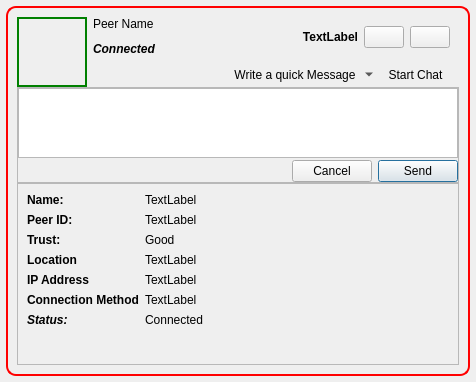
Above: retroshare-gui/src/gui/feeds/SecurityItem.ui from RetroShare/RetroShare before the change. Below: the same form after it.
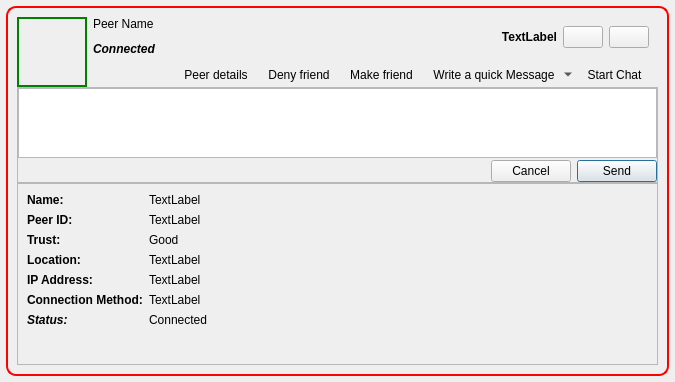
That is the form after the change. Icons and pictures are not drawn.

Commit message: Added a new checbox in the settings (NotifyPage) to enable/disable the new SecurityItem. It is enabled by default, but all existing users need to enable it. Added new buttons to SecurityItem to add/remove the peer and view peer details. Added new call to notifyListChange with NOTIFY_LIST_FRIENDS in AuthGPGimpl::AllowConnection. Fixed german language.

Diff of the .ui file:
```diff
--- a/retroshare-gui/src/gui/feeds/SecurityItem.ui
+++ b/retroshare-gui/src/gui/feeds/SecurityItem.ui
@@ -6,7 +6,7 @@
    <rect>
     <x>0</x>
     <y>0</y>
-    <width>476</width>
+    <width>675</width>
     <height>382</height>
    </rect>
   </property>
@@ -230,6 +230,57 @@
              </property>
             </spacer>
            </item>
+           <item>
+            <widget class="QToolButton" name="peerDetailsButton">
+             <property name="text">
+              <string>Peer details</string>
+             </property>
+             <property name="icon">
+              <iconset resource="../images.qrc">
+               <normaloff>:/images/peerdetails_16x16.png</normaloff>:/images/peerdetails_16x16.png</iconset>
+             </property>
+             <property name="toolButtonStyle">
+              <enum>Qt::ToolButtonTextBesideIcon</enum>
+             </property>
+             <property name="autoRaise">
+              <bool>true</bool>
+             </property>
+            </widget>
+           </item>
+           <item>
+            <widget class="QToolButton" name="removeFriendButton">
+             <property name="text">
+              <string>Deny friend</string>
+             </property>
+             <property name="icon">
+              <iconset resource="../images.qrc">
+               <normaloff>:/images/denied16.png</normaloff>:/images/denied16.png</iconset>
+             </property>
+             <property name="toolButtonStyle">
+              <enum>Qt::ToolButtonTextBesideIcon</enum>
+             </property>
+             <property name="autoRaise">
+              <bool>true</bool>
+             </property>
+            </widget>
+           </item>
+           <item>
+            <widget class="QToolButton" name="addFriendButton">
+             <property name="text">
+              <string>Make friend</string>
+             </property>
+             <property name="icon">
+              <iconset resource="../images.qrc">
+               <normaloff>:/images/user/add_user16.png</normaloff>:/images/user/add_user16.png</iconset>
+             </property>
+             <property name="toolButtonStyle">
+              <enum>Qt::ToolButtonTextBesideIcon</enum>
+             </property>
+             <property name="autoRaise">
+              <bool>true</bool>
+             </property>
+            </widget>
+           </item>
            <item>
             <widget class="QToolButton" name="quickmsgButton">
              <property name="text">
@@ -421,7 +472,7 @@
                 </font>
                </property>
                <property name="text">
-                <string>Location</string>
+                <string>Location:</string>
                </property>
               </widget>
              </item>
@@ -434,7 +485,7 @@
                 </font>
                </property>
                <property name="text">
-                <string>IP Address</string>
+                <string>IP Address:</string>
                </property>
               </widget>
              </item>
@@ -447,7 +498,7 @@
                 </font>
                </property>
                <property name="text">
-                <string>Connection Method</string>
+                <string>Connection Method:</string>
                </property>
               </widget>
              </item>
```
Left out of the diff: 5 changed lines with no effect on the pictures. The commit also changes 16 other files.
